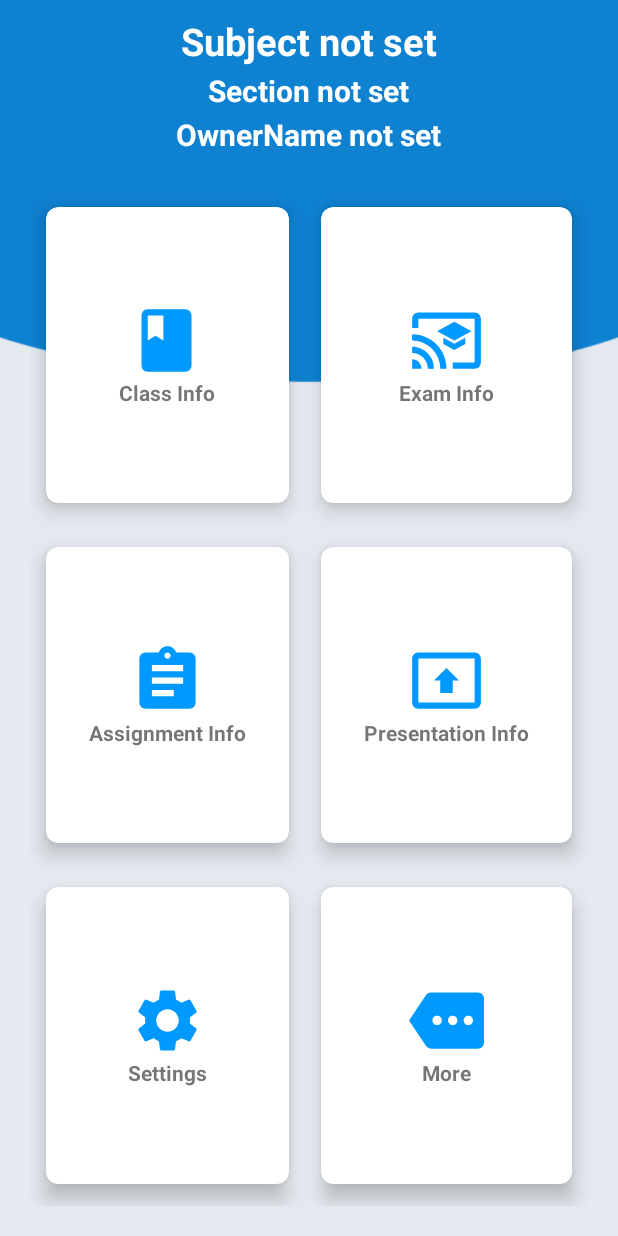
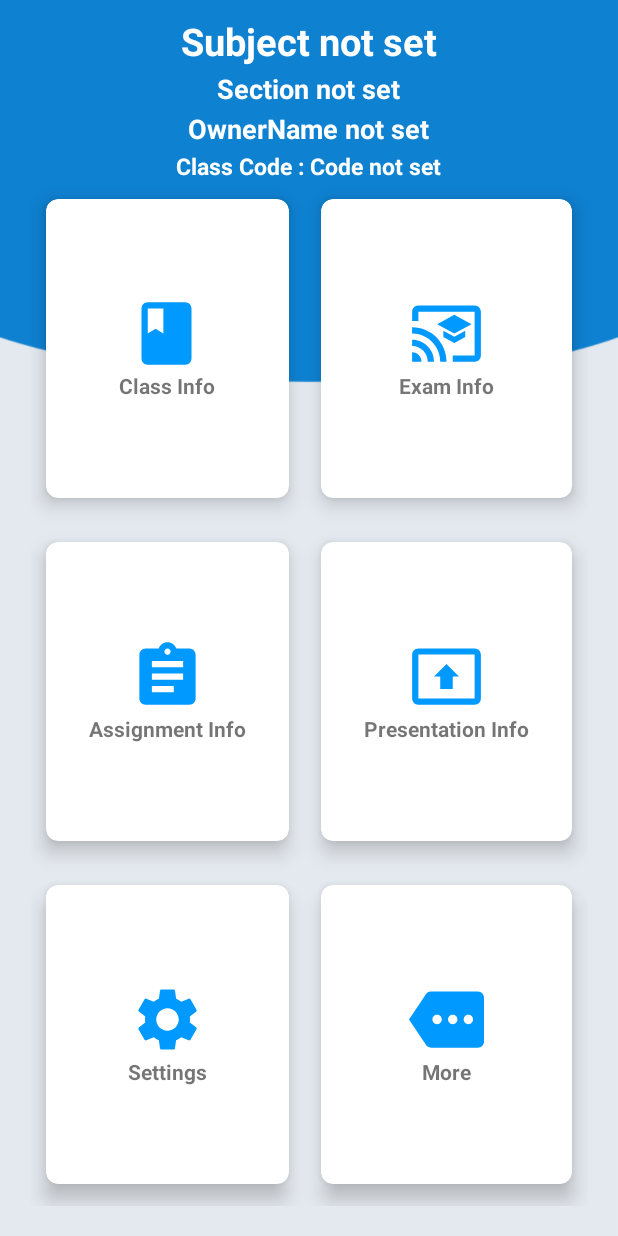
Before and after one commit to Emad-ahmed/Track_Your_Classes, an Android app: the ClassActivity screen opened directly, with no data from a screen before it, on a phone screen of 412 x 824 dp. Run offline under Robolectric (Android 15) with nearby library versions, the light colour scheme and no system bars.

Commit message:
Class Code Added in ClassActivity

```diff
--- a/app/src/main/java/com/example/firebaselearning/ClassActivity.java
+++ b/app/src/main/java/com/example/firebaselearning/ClassActivity.java
@@ -20,11 +20,12 @@ import com.google.android.material.navigation.NavigationView;
 
 public class ClassActivity extends AppCompatActivity {
 
-    private TextView className, section, ownerName;
+    private TextView className, section, ownerName, classCode;
     private String OwnerID = "OwnerID not set";
     private String OwnerName = "OwnerName not set";
     private String Subject = "Subject not set";
     private String Section = "Section not set";
+    private String Code = "Code not set";
 
     private GridLayout girdLayout;
 
@@ -33,11 +34,10 @@ public class ClassActivity extends AppCompatActivity {
         super.onCreate(savedInstanceState);
         setContentView(R.layout.activity_class);
 
-        //getSupportFragmentManager().beginTransaction().replace(R.id.fragmentContainerID, new ClassInfoFragment()).commit();
-
         className = findViewById(R.id.tvClassName);
         section = findViewById(R.id.tvSection);
         ownerName = findViewById(R.id.tvOwnerName);
+        classCode = findViewById(R.id.tvClassCode);
 
         Bundle extras = getIntent().getExtras();
         if (extras != null) {
@@ -45,7 +45,10 @@ public class ClassActivity extends AppCompatActivity {
             Section = extras.getString("Section");
             OwnerName = extras.getString("OwnerName");
             OwnerID = extras.getString("OwnerID");
+            Code = extras.getString("Code");
         }
+
+        classCode.setText("Class Code : "+Code);
         OwnerID += Subject;
         className.setText(Subject);
         section.setText(Section);
--- a/app/src/main/java/com/example/firebaselearning/ProfileActivity.java
+++ b/app/src/main/java/com/example/firebaselearning/ProfileActivity.java
@@ -242,6 +242,7 @@ public class ProfileActivity extends AppCompatActivity {
                 intent.putExtra("Section", list.get(position).getSection());
                 intent.putExtra("OwnerName", list.get(position).getOwnerName());
                 intent.putExtra("OwnerID", list.get(position).getUserID());
+                intent.putExtra("Code", list.get(position).getGeneratedString());
                 startActivity(intent);
             }
         };
--- a/app/src/main/res/layout/activity_class.xml
+++ b/app/src/main/res/layout/activity_class.xml
@@ -26,7 +26,7 @@
         android:layout_marginTop="2dp"
         android:text="Section"
         android:textColor="#fff"
-        android:textSize="20sp"
+        android:textSize="18sp"
         android:textStyle="bold" />
     <TextView
         android:id="@+id/tvOwnerName"
@@ -37,7 +37,19 @@
         android:layout_marginTop="2dp"
         android:text="Owner Name"
         android:textColor="#fff"
-        android:textSize="20sp"
+        android:textSize="18sp"
+        android:textStyle="bold" />
+
+    <TextView
+        android:id="@+id/tvClassCode"
+        android:layout_width="wrap_content"
+        android:layout_height="wrap_content"
+        android:layout_below="@id/tvOwnerName"
+        android:layout_centerHorizontal="true"
+        android:layout_marginTop="2dp"
+        android:text="Class Code"
+        android:textColor="#fff"
+        android:textSize="15sp"
         android:textStyle="bold" />
 
     <GridLayout
```
